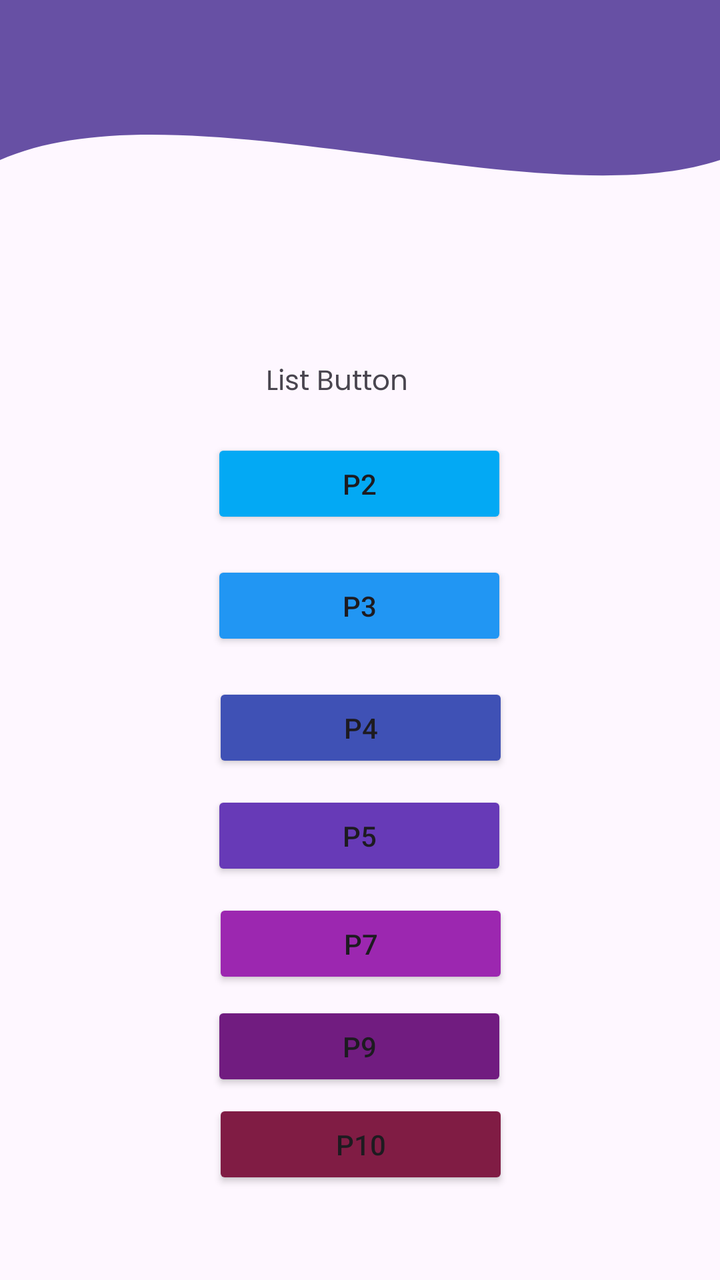
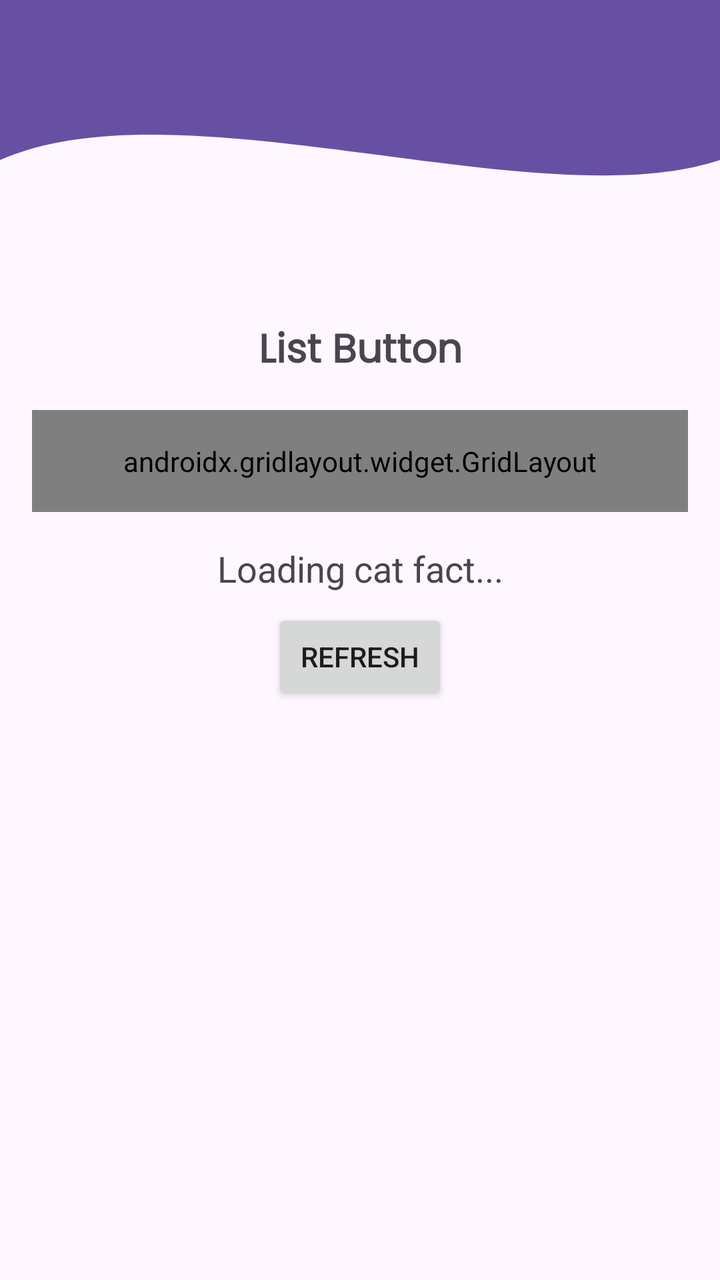

Screens rendered from an Android XML layout before and after an edit, with the pre-edit source and the edit as a unified diff.
<!-- AndroidManifest.xml: application theme Theme.SteerApp -->
<!-- res/layout/fragment_home.xml -->
<?xml version="1.0" encoding="utf-8"?>
<androidx.constraintlayout.widget.ConstraintLayout xmlns:android="http://schemas.android.com/apk/res/android"
    xmlns:app="http://schemas.android.com/apk/res-auto"
    xmlns:tools="http://schemas.android.com/tools"
    android:layout_width="match_parent"
    android:layout_height="match_parent"
    tools:context=".Home.HomeFragment">

    

    <View
        android:id="@+id/background_header"
        android:layout_width="0dp"
        android:layout_height="200dp"
        android:background="@drawable/bg_header_wave"
        app:layout_constraintStart_toStartOf="parent"
        app:layout_constraintEnd_toEndOf="parent"
        app:layout_constraintTop_toTopOf="parent"/>

    <androidx.appcompat.widget.Toolbar
        android:id="@+id/toolbar"
        android:layout_width="match_parent"
        android:layout_height="?attr/actionBarSize"
        android:background="?attr/colorPrimary"
        app:layout_constraintBottom_toBottomOf="parent"
        app:layout_constraintEnd_toEndOf="parent"
        app:layout_constraintHorizontal_bias="0.0"
        app:layout_constraintStart_toStartOf="parent"
        app:layout_constraintTop_toTopOf="parent"
        app:layout_constraintVertical_bias="0.0"
        app:subtitleTextColor="@android:color/white"
        app:titleTextColor="@android:color/white" />

    <TextView
        android:id="@+id/textView5"
        android:layout_width="wrap_content"
        android:layout_height="wrap_content"
        android:layout_marginTop="180dp"
        android:fontFamily="@font/poppins_regular"
        android:text="List Button"
        app:layout_constraintEnd_toEndOf="parent"
        app:layout_constraintHorizontal_bias="0.46"
        app:layout_constraintStart_toStartOf="parent"
        app:layout_constraintTop_toTopOf="parent" />

    <Button
        android:id="@+id/btnToSec"
        android:layout_width="148dp"
        android:layout_height="45dp"
        android:layout_marginTop="16dp"
        android:backgroundTint="#03A9F4"
        android:text="P2"
        app:layout_constraintEnd_toEndOf="parent"
        app:layout_constraintHorizontal_bias="0.498"
        app:layout_constraintStart_toStartOf="parent"
        app:layout_constraintTop_toBottomOf="@+id/textView5" />

    <Button
        android:id="@+id/btnToThird"
        android:layout_width="148dp"
        android:layout_height="45dp"
        android:layout_marginTop="16dp"
        android:backgroundTint="#2196F3"
        android:text="P3"
        app:layout_constraintEnd_toEndOf="parent"
        app:layout_constraintHorizontal_bias="0.498"
        app:layout_constraintStart_toStartOf="parent"
        app:layout_constraintTop_toBottomOf="@+id/btnToSec" />

    <Button
        android:id="@+id/btnToFourth"
        android:layout_width="148dp"
        android:layout_height="45dp"
        android:layout_marginTop="16dp"
        android:backgroundTint="#3F51B5"
        android:text="P4"
        app:layout_constraintEnd_toEndOf="parent"
        app:layout_constraintHorizontal_bias="0.501"
        app:layout_constraintStart_toStartOf="parent"
        app:layout_constraintTop_toBottomOf="@+id/btnToThird" />

    <Button
        android:id="@+id/btnToFifth"
        android:layout_width="148dp"
        android:layout_height="45dp"
        android:backgroundTint="#673AB7"
        android:text="P5"
        app:layout_constraintBottom_toBottomOf="parent"
        app:layout_constraintEnd_toEndOf="parent"
        app:layout_constraintHorizontal_bias="0.498"
        app:layout_constraintStart_toStartOf="parent"
        app:layout_constraintTop_toBottomOf="@+id/btnToFourth"
        app:layout_constraintVertical_bias="0.043" />

    <Button
        android:id="@+id/btnToSeventh"
        android:layout_width="148dp"
        android:layout_height="45dp"
        android:backgroundTint="#9C27B0"
        android:text="P7"
        app:layout_constraintBottom_toBottomOf="parent"
        app:layout_constraintEnd_toEndOf="parent"
        app:layout_constraintHorizontal_bias="0.501"
        app:layout_constraintStart_toStartOf="parent"
        app:layout_constraintTop_toBottomOf="@+id/btnToFifth"
        app:layout_constraintVertical_bias="0.059" />

    <Button
        android:id="@+id/btnToNinth"
        android:layout_width="148dp"
        android:layout_height="45dp"
        android:backgroundTint="#711C80"
        android:text="P9"
        app:layout_constraintBottom_toBottomOf="parent"
        app:layout_constraintEnd_toEndOf="parent"
        app:layout_constraintHorizontal_bias="0.498"
        app:layout_constraintStart_toStartOf="parent"
        app:layout_constraintTop_toBottomOf="@+id/btnToSeventh"
        app:layout_constraintVertical_bias="0.063" />

    <Button
        android:id="@+id/btnToTenth"
        android:layout_width="148dp"
        android:layout_height="45dp"
        android:backgroundTint="#801C44"
        android:text="P10"
        app:layout_constraintBottom_toBottomOf="parent"
        app:layout_constraintEnd_toEndOf="parent"
        app:layout_constraintHorizontal_bias="0.501"
        app:layout_constraintStart_toStartOf="parent"
        app:layout_constraintTop_toBottomOf="@+id/btnToNinth"
        app:layout_constraintVertical_bias="0.084" />

</androidx.constraintlayout.widget.ConstraintLayout>
<!-- resources referenced by this layout -->
<resources>
  <!-- drawable bg_header_wave (drawable) -->
  <vector xmlns:android="http://schemas.android.com/apk/res/android"
      android:width="100dp"
      android:height="100dp"
      android:viewportWidth="100"
      android:viewportHeight="100">
  
      
      <path
          android:fillColor="?attr/colorPrimary"
          android:pathData="
              M0,0
              L100,0
              L100,40
              C 75,55
                25,20
                0,40
              Z" />
  </vector>
  <style name="Theme.SteerApp" parent="Base.Theme.SteerApp" />
  <style name="Base.Theme.SteerApp" parent="Theme.Material3.DayNight.NoActionBar">
          
          
      </style>
</resources>

<!-- the commit's change to res/layout/fragment_home.xml (unified diff, before → after) -->
@@ -1,5 +1,5 @@
 <?xml version="1.0" encoding="utf-8"?>
-<androidx.constraintlayout.widget.ConstraintLayout xmlns:android="http://schemas.android.com/apk/res/android"
+<androidx.coordinatorlayout.widget.CoordinatorLayout xmlns:android="http://schemas.android.com/apk/res/android"
     xmlns:app="http://schemas.android.com/apk/res-auto"
     xmlns:tools="http://schemas.android.com/tools"
     android:layout_width="match_parent"
@@ -7,128 +7,168 @@
     tools:context=".Home.HomeFragment">
 
     
-
     <View
         android:id="@+id/background_header"
-        android:layout_width="0dp"
+        android:layout_width="match_parent"
         android:layout_height="200dp"
-        android:background="@drawable/bg_header_wave"
-        app:layout_constraintStart_toStartOf="parent"
-        app:layout_constraintEnd_toEndOf="parent"
-        app:layout_constraintTop_toTopOf="parent"/>
+        android:background="@drawable/bg_header_wave" />
 
-    <androidx.appcompat.widget.Toolbar
-        android:id="@+id/toolbar"
+    
+    <com.google.android.material.appbar.AppBarLayout
+        android:id="@+id/appBarLayout"
         android:layout_width="match_parent"
-        android:layout_height="?attr/actionBarSize"
-        android:background="?attr/colorPrimary"
-        app:layout_constraintBottom_toBottomOf="parent"
-        app:layout_constraintEnd_toEndOf="parent"
-        app:layout_constraintHorizontal_bias="0.0"
-        app:layout_constraintStart_toStartOf="parent"
-        app:layout_constraintTop_toTopOf="parent"
-        app:layout_constraintVertical_bias="0.0"
-        app:subtitleTextColor="@android:color/white"
-        app:titleTextColor="@android:color/white" />
+        android:layout_height="wrap_content"
+        android:background="@android:color/transparent">
 
-    <TextView
-        android:id="@+id/textView5"
-        android:layout_width="wrap_content"
-        android:layout_height="wrap_content"
-        android:layout_marginTop="180dp"
-        android:fontFamily="@font/poppins_regular"
-        android:text="List Button"
-        app:layout_constraintEnd_toEndOf="parent"
-        app:layout_constraintHorizontal_bias="0.46"
-        app:layout_constraintStart_toStartOf="parent"
-        app:layout_constraintTop_toTopOf="parent" />
+        <androidx.appcompat.widget.Toolbar
+            android:id="@+id/toolbar"
+            android:layout_width="match_parent"
+            android:layout_height="?attr/actionBarSize"
+            android:background="@android:color/transparent"
+            app:subtitleTextColor="@android:color/white"
+            app:titleTextColor="@android:color/white" />
 
-    <Button
-        android:id="@+id/btnToSec"
-        android:layout_width="148dp"
-        android:layout_height="45dp"
-        android:layout_marginTop="16dp"
-        android:backgroundTint="#03A9F4"
-        android:text="P2"
-        app:layout_constraintEnd_toEndOf="parent"
-        app:layout_constraintHorizontal_bias="0.498"
-        app:layout_constraintStart_toStartOf="parent"
-        app:layout_constraintTop_toBottomOf="@+id/textView5" />
+    </com.google.android.material.appbar.AppBarLayout>
 
-    <Button
-        android:id="@+id/btnToThird"
-        android:layout_width="148dp"
-        android:layout_height="45dp"
-        android:layout_marginTop="16dp"
-        android:backgroundTint="#2196F3"
-        android:text="P3"
-        app:layout_constraintEnd_toEndOf="parent"
-        app:layout_constraintHorizontal_bias="0.498"
-        app:layout_constraintStart_toStartOf="parent"
-        app:layout_constraintTop_toBottomOf="@+id/btnToSec" />
+    
+    <androidx.core.widget.NestedScrollView
+        android:layout_width="match_parent"
+        android:layout_height="match_parent"
+        android:fillViewport="true"
+        app:layout_behavior="@string/appbar_scrolling_view_behavior">
 
-    <Button
-        android:id="@+id/btnToFourth"
-        android:layout_width="148dp"
-        android:layout_height="45dp"
-        android:layout_marginTop="16dp"
-        android:backgroundTint="#3F51B5"
-        android:text="P4"
-        app:layout_constraintEnd_toEndOf="parent"
-        app:layout_constraintHorizontal_bias="0.501"
-        app:layout_constraintStart_toStartOf="parent"
-        app:layout_constraintTop_toBottomOf="@+id/btnToThird" />
+        <androidx.constraintlayout.widget.ConstraintLayout
+            android:layout_width="match_parent"
+            android:layout_height="wrap_content"
+            android:padding="16dp">
 
-    <Button
-        android:id="@+id/btnToFifth"
-        android:layout_width="148dp"
-        android:layout_height="45dp"
-        android:backgroundTint="#673AB7"
-        android:text="P5"
-        app:layout_constraintBottom_toBottomOf="parent"
-        app:layout_constraintEnd_toEndOf="parent"
-        app:layout_constraintHorizontal_bias="0.498"
-        app:layout_constraintStart_toStartOf="parent"
-        app:layout_constraintTop_toBottomOf="@+id/btnToFourth"
-        app:layout_constraintVertical_bias="0.043" />
+            <TextView
+                android:id="@+id/textView5"
+                android:layout_width="wrap_content"
+                android:layout_height="wrap_content"
+                android:layout_marginTop="80dp"
+                android:fontFamily="@font/poppins_regular"
+                android:text="List Button"
+                android:textSize="20sp"
+                android:textStyle="bold"
+                app:layout_constraintEnd_toEndOf="parent"
+                app:layout_constraintStart_toStartOf="parent"
+                app:layout_constraintTop_toTopOf="parent" />
 
-    <Button
-        android:id="@+id/btnToSeventh"
-        android:layout_width="148dp"
-        android:layout_height="45dp"
-        android:backgroundTint="#9C27B0"
-        android:text="P7"
-        app:layout_constraintBottom_toBottomOf="parent"
-        app:layout_constraintEnd_toEndOf="parent"
-        app:layout_constraintHorizontal_bias="0.501"
-        app:layout_constraintStart_toStartOf="parent"
-        app:layout_constraintTop_toBottomOf="@+id/btnToFifth"
-        app:layout_constraintVertical_bias="0.059" />
+            <androidx.gridlayout.widget.GridLayout
+                android:id="@+id/grid_button"
+                android:layout_width="match_parent"
+                android:layout_height="wrap_content"
+                android:layout_marginTop="12dp"
+                android:padding="16dp"
+                app:columnCount="2"
+                app:layout_constraintEnd_toEndOf="parent"
+                app:layout_constraintHorizontal_bias="0.0"
+                app:layout_constraintStart_toStartOf="parent"
+                app:layout_constraintTop_toBottomOf="@+id/textView5"
+                app:useDefaultMargins="true">
 
-    <Button
-        android:id="@+id/btnToNinth"
-        android:layout_width="148dp"
-        android:layout_height="45dp"
-        android:backgroundTint="#711C80"
-        android:text="P9"
-        app:layout_constraintBottom_toBottomOf="parent"
-        app:layout_constraintEnd_toEndOf="parent"
-        app:layout_constraintHorizontal_bias="0.498"
-        app:layout_constraintStart_toStartOf="parent"
-        app:layout_constraintTop_toBottomOf="@+id/btnToSeventh"
-        app:layout_constraintVertical_bias="0.063" />
+                <com.google.android.material.button.MaterialButton
+                    android:id="@+id/btnToSec"
+                    android:layout_width="150dp"
+                    android:layout_height="56dp"
+                    android:backgroundTint="#03A9F4"
+                    android:text="P2"
+                    android:textAllCaps="false"
+                    app:cornerRadius="16dp" />
 
-    <Button
-        android:id="@+id/btnToTenth"
-        android:layout_width="148dp"
-        android:layout_height="45dp"
-        android:backgroundTint="#801C44"
-        android:text="P10"
-        app:layout_constraintBottom_toBottomOf="parent"
-        app:layout_constraintEnd_toEndOf="parent"
-        app:layout_constraintHorizontal_bias="0.501"
-        app:layout_constraintStart_toStartOf="parent"
-        app:layout_constraintTop_toBottomOf="@+id/btnToNinth"
-        app:layout_constraintVertical_bias="0.084" />
+                <com.google.android.material.button.MaterialButton
+                    android:id="@+id/btnToThird"
+                    android:layout_width="150dp"
+                    android:layout_height="56dp"
+                    android:backgroundTint="#2196F3"
+                    android:text="P3"
+                    android:textAllCaps="false"
+                    app:cornerRadius="16dp" />
 
-</androidx.constraintlayout.widget.ConstraintLayout>
+                <com.google.android.material.button.MaterialButton
+                    android:id="@+id/btnToFourth"
+                    android:layout_width="150dp"
+                    android:layout_height="56dp"
+                    android:backgroundTint="#3F51B5"
+                    android:text="P4"
+                    android:textAllCaps="false"
+                    app:cornerRadius="16dp" />
+
+                <com.google.android.material.button.MaterialButton
+                    android:id="@+id/btnToFifth"
+                    android:layout_width="150dp"
+                    android:layout_height="56dp"
+                    android:backgroundTint="#673AB7"
+                    android:text="P5"
+                    android:textAllCaps="false"
+                    app:cornerRadius="16dp" />
+
+                <com.google.android.material.button.MaterialButton
+                    android:id="@+id/btnToSeventh"
+                    android:layout_width="150dp"
+                    android:layout_height="56dp"
+                    android:backgroundTint="#9C27B0"
+                    android:text="P7"
+                    android:textAllCaps="false"
+                    app:cornerRadius="16dp" />
+
+                <com.google.android.material.button.MaterialButton
+                    android:id="@+id/btnToNinth"
+                    android:layout_width="150dp"
+                    android:layout_height="56dp"
+                    android:backgroundTint="#711C80"
+                    android:text="P9"
+                    android:textAllCaps="false"
+                    app:cornerRadius="16dp" />
+
+                <com.google.android.material.button.MaterialButton
+                    android:id="@+id/btnToTenth"
+                    android:layout_width="150dp"
+                    android:layout_height="56dp"
+                    android:backgroundTint="#801C44"
+                    android:text="P10"
+                    android:textAllCaps="false"
+                    app:cornerRadius="16dp" />
+
+            </androidx.gridlayout.widget.GridLayout>
+
+            <TextView
+                android:id="@+id/tvCatFact"
+                android:layout_width="0dp"
+                android:layout_height="wrap_content"
+                android:layout_marginTop="16dp"
+                android:gravity="center"
+                android:text="Loading cat fact..."
+                android:textSize="18sp"
+                app:layout_constraintEnd_toEndOf="parent"
+                app:layout_constraintStart_toStartOf="parent"
+                app:layout_constraintTop_toBottomOf="@id/grid_button" />
+
+            <Button
+                android:id="@+id/btnRefresh"
+                android:layout_width="wrap_content"
+                android:layout_height="wrap_content"
+                android:layout_marginTop="8dp"
+                android:text="Refresh"
+                app:layout_constraintEnd_toEndOf="parent"
+                app:layout_constraintStart_toStartOf="parent"
+                app:layout_constraintTop_toBottomOf="@id/tvCatFact" />
+
+            <androidx.recyclerview.widget.RecyclerView
+                android:id="@+id/rvGallery"
+                android:layout_width="0dp"
+                android:layout_height="wrap_content"
+                android:layout_marginTop="16dp"
+                android:nestedScrollingEnabled="false"
+                android:padding="8dp"
+                app:layout_constraintBottom_toBottomOf="parent"
+                app:layout_constraintEnd_toEndOf="parent"
+                app:layout_constraintStart_toStartOf="parent"
+                app:layout_constraintTop_toBottomOf="@id/btnRefresh" />
+
+        </androidx.constraintlayout.widget.ConstraintLayout>
+
+    </androidx.core.widget.NestedScrollView>
+
+</androidx.coordinatorlayout.widget.CoordinatorLayout>
